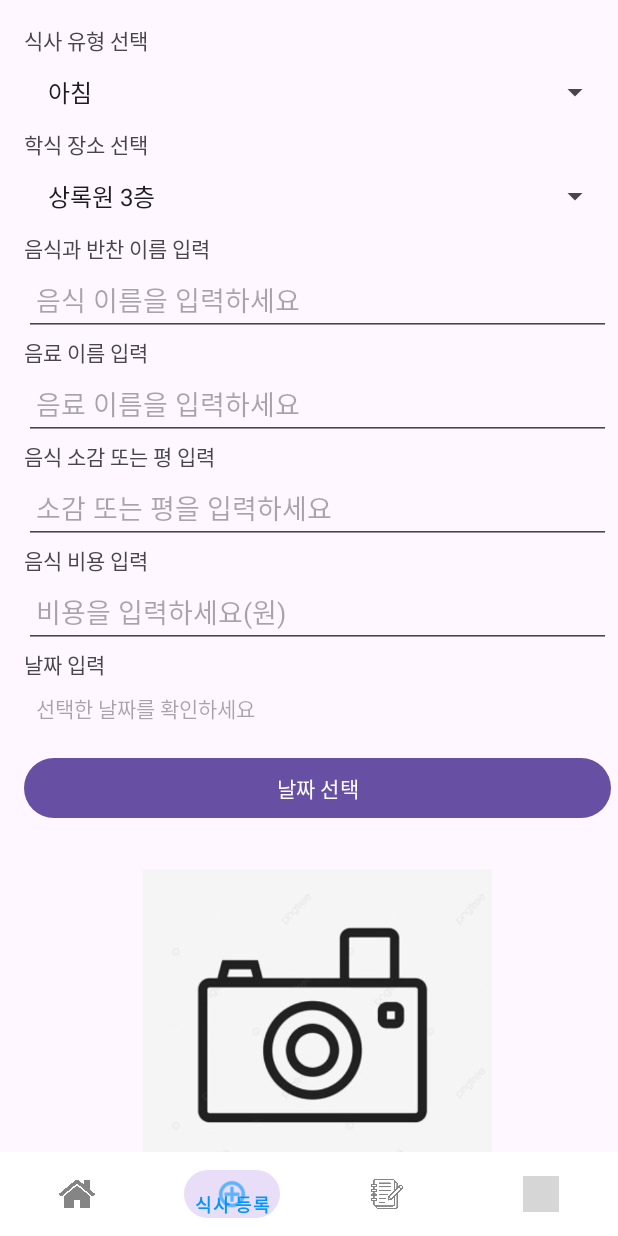
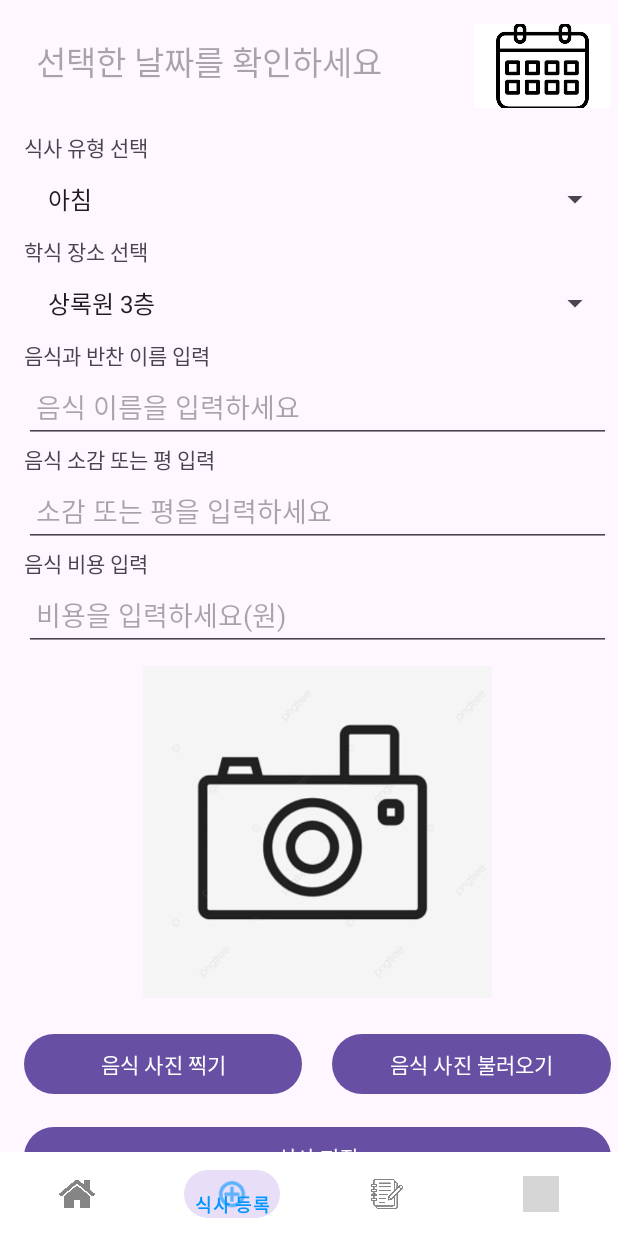
Before and after one commit to Joonw00/MobileSoft, an Android app: the screen it shows after launch (MainActivity), item 2 of the bottom bar chosen, on a phone screen of 412 x 824 dp. Run offline under Robolectric (Android 15) with nearby library versions, the phone set to English and light mode, and no system bars; grey boxes are pictures that could not be loaded.

Commit message:
DB 변경, 디자인 변경
DB 변경으로 연관되는 부분 전부 변경.
디자인 일부 변경.

```diff
--- a/app/src/main/java/com/example/mobilesoftwareproject/MyContentProvider.java
+++ b/app/src/main/java/com/example/mobilesoftwareproject/MyContentProvider.java
@@ -28,18 +28,18 @@ public class MyContentProvider extends ContentProvider {
     // 데이터베이스와 관련된 상수 정의
     private static final String DATABASE_NAME = "mydatabase";
     private static final String DATABASE_TABLE = "mytable";
-    private static final int DATABASE_VERSION = 3;
+    private static final int DATABASE_VERSION = 4;
 
     // 데이터베이스 테이블의 열 이름 정의
     public static final String LOCATION = "location";
     public static final String TYPE = "type";
     public static final String FOOD_NAME = "food_name";
-    public static final String BEVERAGE_NAME = "beverage_name";
     public static final String IMPRESSIONS = "impressions";
     public static final String TIME = "time";
     public static final String COST = "cost";
     public static final String PHOTO = "photo";
     public static final String ID = "_id";
+    public static final String CALORIE ="calorie";
 
     // SQL 문 정의
     private static final String DATABASE_CREATE =
@@ -48,10 +48,10 @@ public class MyContentProvider extends ContentProvider {
                     LOCATION + " TEXT, " +
                     TYPE + " TEXT," +
                     FOOD_NAME + " TEXT, " +
-                    BEVERAGE_NAME + " TEXT, " +
+                    CALORIE + " INT, " +
                     IMPRESSIONS + " TEXT, " +
                     TIME + " TEXT, " +
-                    COST + " TEXT," +
+                    COST + " INT," +
                     PHOTO + " BLOB);";
 
     // UriMatcher를 사용하여 URI를 기반으로 ContentProvider에 대한 작업 식별
@@ -79,9 +79,20 @@ public class MyContentProvider extends ContentProvider {
 
         @Override
         public void onUpgrade(SQLiteDatabase db, int oldVersion, int newVersion) {
+            // 버전이 변경될 때마다 호출되는 메서드입니다.
+            // 여기에서는 기존 테이블을 삭제하고, 새로운 테이블을 생성하거나 업그레이드 로직을 수행합니다.
+            // 필요에 따라서는 기존 데이터의 백업 및 복원 작업도 수행할 수 있습니다.
 
+            Log.w(DatabaseHelper.class.getName(), "Upgrading database from version " + oldVersion + " to " + newVersion);
+
+            // 테이블 삭제
+            db.execSQL("DROP TABLE IF EXISTS " + DATABASE_TABLE);
+
+            // 새로운 테이블 생성
+            db.execSQL(DATABASE_CREATE);
+
+            // 여러 버전의 업그레이드 로직이 필요한 경우, switch 문 등을 사용하여 추가할 수 있습니다.
         }
-
     }
 
     private DatabaseHelper dbHelper;
--- a/app/src/main/res/layout/fragment_home.xml
+++ b/app/src/main/res/layout/fragment_home.xml
@@ -43,11 +43,12 @@
         android:layout_marginBottom="10dp"
         android:padding="0dp"
         android:scaleType="centerCrop"
+        app:srcCompat="@drawable/calendar"
         app:layout_constraintBottom_toTopOf="@+id/hometitle"
         app:layout_constraintEnd_toEndOf="parent"
         app:layout_constraintStart_toStartOf="parent"
         app:layout_constraintTop_toTopOf="parent"
-        app:srcCompat="@drawable/calendar" />
+         />
 
     <!-- Include the layout for each item in the ListView (list_item_layout.xml) -->
     <!-- Adjust the layout accordingly based on your requirements -->
--- a/app/src/main/res/layout/fragment_register.xml
+++ b/app/src/main/res/layout/fragment_register.xml
@@ -1,14 +1,41 @@
 <!-- res/layout/fragment_register.xml -->
-<ScrollView
-    xmlns:android="http://schemas.android.com/apk/res/android"
+<ScrollView xmlns:android="http://schemas.android.com/apk/res/android"
     xmlns:tools="http://schemas.android.com/tools"
     android:layout_width="match_parent"
-    android:layout_height="match_parent">
+    android:layout_height="match_parent"
+    xmlns:app="http://schemas.android.com/apk/res-auto">
 <LinearLayout
     android:layout_width="match_parent"
     android:layout_height="match_parent"
     android:orientation="vertical"
     android:padding="16dp">
+
+    <LinearLayout
+        android:layout_width="match_parent"
+        android:layout_height="match_parent"
+        android:layout_marginBottom="15dp">
+
+        <TextView
+            android:id="@+id/dateEditText"
+            android:layout_width="300dp"
+            android:layout_height="match_parent"
+            android:hint="선택한 날짜를 확인하세요"
+            android:minHeight="48dp"
+            android:padding="8dp"
+            android:textSize="22sp" />
+
+        <ImageButton
+            android:id="@+id/datePickerButton"
+            android:layout_width="56dp"
+            android:layout_height="56dp"
+            android:layout_marginRight="0dp"
+            android:layout_marginBottom="0dp"
+            android:layout_weight="1"
+            android:padding="0dp"
+            android:scaleType="centerCrop"
+            app:srcCompat="@drawable/calendar" />
+
+    </LinearLayout>
 
     <TextView
         android:id="@+id/timetextView"
@@ -49,19 +76,6 @@
     <TextView
         android:layout_width="wrap_content"
         android:layout_height="wrap_content"
-        android:text="음료 이름 입력" />
-
-    <EditText
-        android:id="@+id/beverageNameEditText"
-        android:layout_width="match_parent"
-        android:layout_height="wrap_content"
-        android:hint="음료 이름을 입력하세요"
-        android:padding="8dp"
-        android:minHeight="48dp" />
-
-    <TextView
-        android:layout_width="wrap_content"
-        android:layout_height="wrap_content"
         android:text="음식 소감 또는 평 입력" />
 
     <EditText
@@ -84,35 +98,6 @@
         android:hint="비용을 입력하세요(원)"
         android:minHeight="48dp"
         android:padding="8dp" />
-
-    <TextView
-        android:layout_width="wrap_content"
-        android:layout_height="wrap_content"
-        android:text="날짜 입력" />
-
-    <TextView
-        android:id="@+id/dateEditText"
-        android:layout_width="match_parent"
-        android:layout_height="wrap_content"
-        android:hint="선택한 날짜를 확인하세요"
-        android:minHeight="48dp"
-        android:padding="8dp" />
-
-    <LinearLayout
-        android:layout_width="match_parent"
-        android:layout_height="match_parent"
-        android:orientation="horizontal">
-
-        <Button
-            android:id="@+id/datePickerButton"
-            android:layout_width="wrap_content"
-            android:layout_height="wrap_content"
-            android:layout_marginRight="0dp"
-            android:layout_marginBottom="20dp"
-            android:layout_weight="1"
-            android:text="날짜 선택" />
-
-    </LinearLayout>
 
     <ImageView
         android:id="@+id/foodImage"
```
Also changed, not shown: app/src/main/java/com/example/mobilesoftwareproject/HomeFragment.java (+7 -44 lines), app/src/main/java/com/example/mobilesoftwareproject/RegisterFragment.java (+39 -9 lines), app/src/main/res/layout/list_item_layout.xml (+1 -7 lines).
